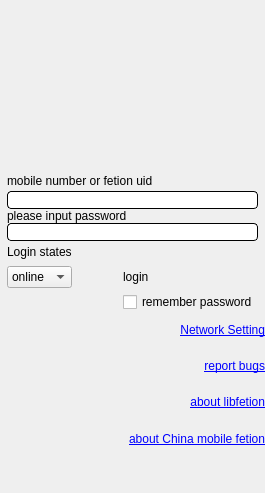
Old version of the form qt4_src/src/ui/login_window.ui in the repository libfetion/libfetion-gui.
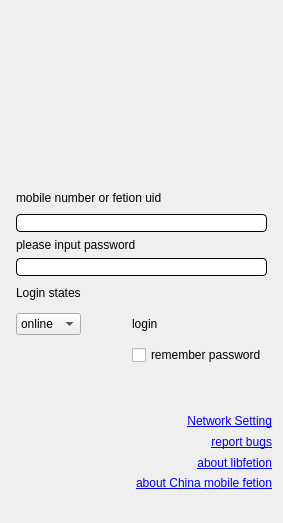
New version of the form. Icons and pictures are not drawn. Custom widgets are drawn as their Qt base class.

Diff of the .ui file:
```diff
--- a/qt4_src/src/ui/login_window.ui
+++ b/qt4_src/src/ui/login_window.ui
@@ -6,20 +6,14 @@
    <rect>
     <x>0</x>
     <y>0</y>
-    <width>265</width>
-    <height>493</height>
+    <width>283</width>
+    <height>523</height>
    </rect>
   </property>
   <property name="windowTitle">
    <string>Form</string>
   </property>
-  <layout class="QVBoxLayout" name="verticalLayout_2">
-   <property name="spacing">
-    <number>0</number>
-   </property>
-   <property name="margin">
-    <number>0</number>
-   </property>
+  <layout class="QVBoxLayout" name="verticalLayout">
    <item>
     <layout class="QGridLayout" name="gridLayout">
      <item row="0" column="1" colspan="3">
@@ -221,11 +215,34 @@
     </layout>
    </item>
    <item>
-    <layout class="QVBoxLayout" name="verticalLayout">
-     <property name="rightMargin">
-      <number>0</number>
+    <spacer name="verticalSpacer">
+     <property name="orientation">
+      <enum>Qt::Vertical</enum>
      </property>
-     <item>
+     <property name="sizeHint" stdset="0">
+      <size>
+       <width>20</width>
+       <height>18</height>
+      </size>
+     </property>
+    </spacer>
+   </item>
+   <item>
+    <layout class="QGridLayout" name="gridLayout_2">
+     <item row="0" column="0" rowspan="5">
+      <spacer name="horizontalSpacer_3">
+       <property name="orientation">
+        <enum>Qt::Horizontal</enum>
+       </property>
+       <property name="sizeHint" stdset="0">
+        <size>
+         <width>78</width>
+         <height>98</height>
+        </size>
+       </property>
+      </spacer>
+     </item>
+     <item row="0" column="1">
       <widget class="QLabel" name="Net_Setting">
        <property name="palette">
         <palette>
@@ -248,7 +265,7 @@
        </property>
       </widget>
      </item>
-     <item>
+     <item row="1" column="1">
       <widget class="QLabel" name="label_4">
        <property name="font">
         <font/>
@@ -270,7 +287,7 @@
        </property>
       </widget>
      </item>
-     <item>
+     <item row="2" column="1">
       <widget class="QLabel" name="About_linux">
        <property name="font">
         <font/>
@@ -295,7 +312,7 @@
        </property>
       </widget>
      </item>
-     <item>
+     <item row="3" column="1">
       <widget class="QLabel" name="About_cmm">
        <property name="font">
         <font/>
@@ -320,7 +337,7 @@
        </property>
       </widget>
      </item>
-     <item>
+     <item row="4" column="1">
       <widget class="QLabel" name="LibFetion_image">
        <property name="layoutDirection">
         <enum>Qt::LeftToRight</enum>
```
